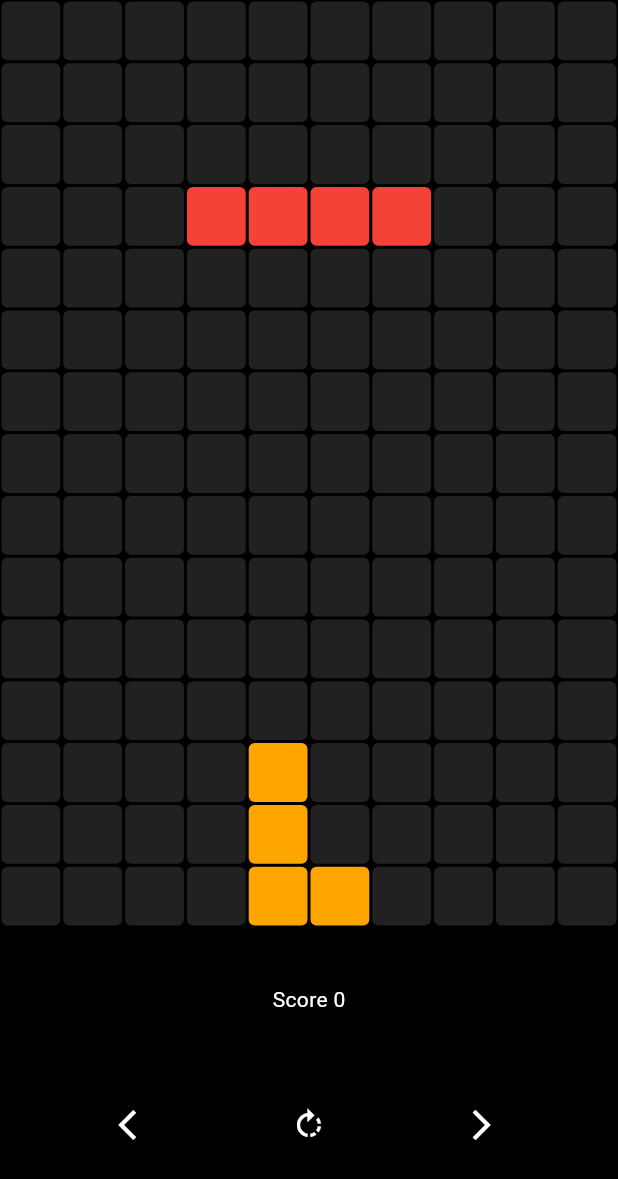
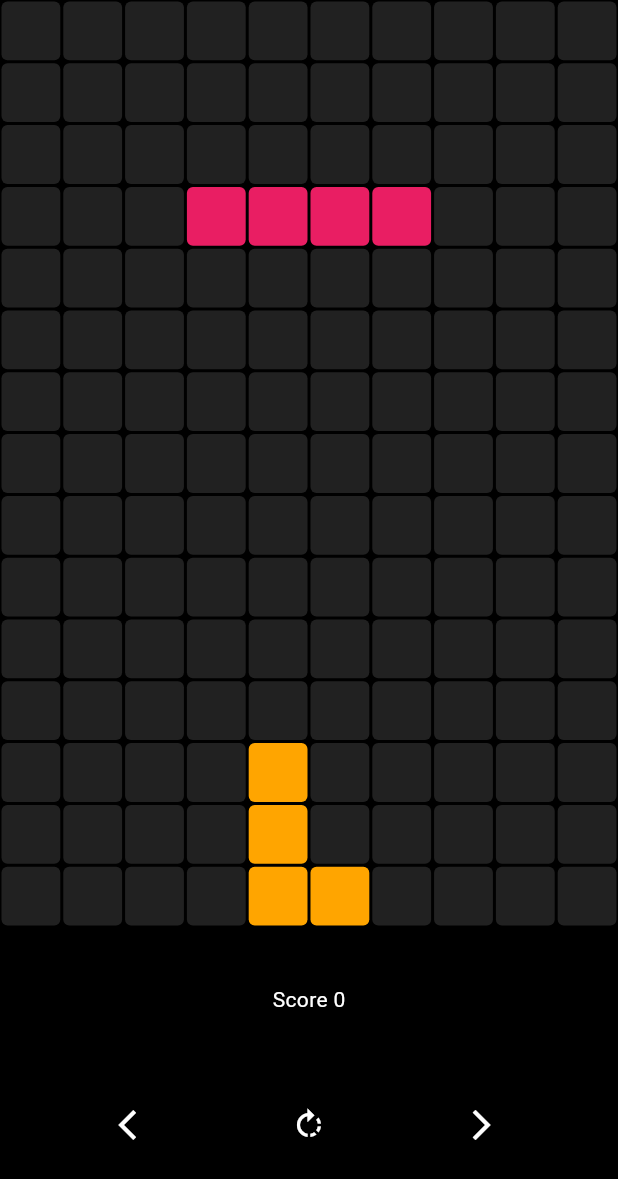
Before and after one commit to rehab732/Block_Puzzel_Game_Flutter, a Flutter app: the screen it shows after launch, on a phone screen of 412 x 824 dp. Shown: the top 1179 px of the screen. Run offline on Flutter 3.47's test engine with Material 2 defaults, Android fonts, the phone set to English and light mode, and no system bars.

Commit message:
refactor code

```diff
--- a/lib/classes/piece.dart
+++ b/lib/classes/piece.dart
@@ -2,7 +2,6 @@ import 'package:flutter/material.dart';
 import 'package:puzzle/constants/lenght.dart';
 import 'package:puzzle/constants/values.dart';
 import 'package:puzzle/screens/game_board.dart';
-
 import '../constants/colors.dart';
 import '../constants/directions.dart';
 
--- a/lib/screens/game_board.dart
+++ b/lib/screens/game_board.dart
@@ -59,7 +59,7 @@ class _GameBoardState extends State<GameBoard> {
     showDialog(
         context: context,
         builder: (context) => AlertDialog(
-              title: Text("GAME OVER"),
+              title:const Text("GAME OVER"),
               content: Text("Your Score is : $currentScore"),
               actions: [
                 TextButton(
@@ -67,7 +67,7 @@ class _GameBoardState extends State<GameBoard> {
                       resetGame();
                       Navigator.pop(context);
                     },
-                    child: Text("Reset Game"))
+                    child:const Text("Reset Game"))
               ],
             ));
   }
@@ -109,13 +109,12 @@ class _GameBoardState extends State<GameBoard> {
   void checkLanding() {
     if (checkCollision(Directions.down)) {
       for (int i = 0; i < current.positions.length; i++) {
-        int row = (current.positions[i] / rowlenght).floor();
+        int row = (current.positions[i]/ rowlenght).floor();
         int columm = current.positions[i] % rowlenght;
         if (row >= 0 && columm >= 0) {
           gameBoard[row][columm] = current.type;
         }
       }
-
       createNewPiece();
     }
   }
@@ -201,7 +200,8 @@ class _GameBoardState extends State<GameBoard> {
                     int columm = index % rowlenght;
                     if (current.positions.contains(index)) {
                       return Pixel(
-                        color: Colors.red,
+                        color: current.color,
+
                       );
                     } else if (gameBoard[row][columm] != null) {
                       final Teromino? terType = gameBoard[row][columm];
@@ -216,7 +216,7 @@ class _GameBoardState extends State<GameBoard> {
             ),
             Text(
               'Score $currentScore',
-              style: TextStyle(color: Colors.white),
+              style:const TextStyle(color: Colors.white),
             ),
             Padding(
               padding: const EdgeInsets.only(bottom: 50.0, top: 50.0),
@@ -239,6 +239,7 @@ class _GameBoardState extends State<GameBoard> {
               ),
             ),
           ],
-        ));
+        ),
+        );
   }
 }
--- a/lib/widgets/pixel.dart
+++ b/lib/widgets/pixel.dart
@@ -1,6 +1,4 @@
-// ignore_for_file: public_member_api_docs, sort_constructors_first
 import 'package:flutter/material.dart';
-
 // ignore: must_be_immutable
 class Pixel extends StatelessWidget {
   Color color;
```
